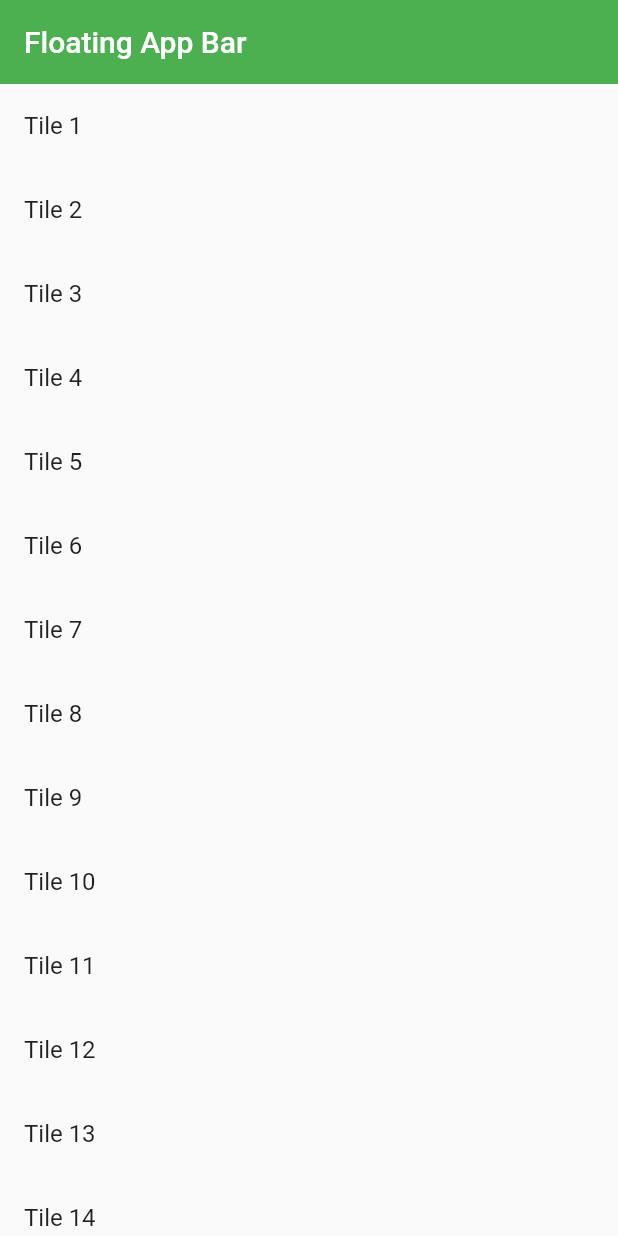
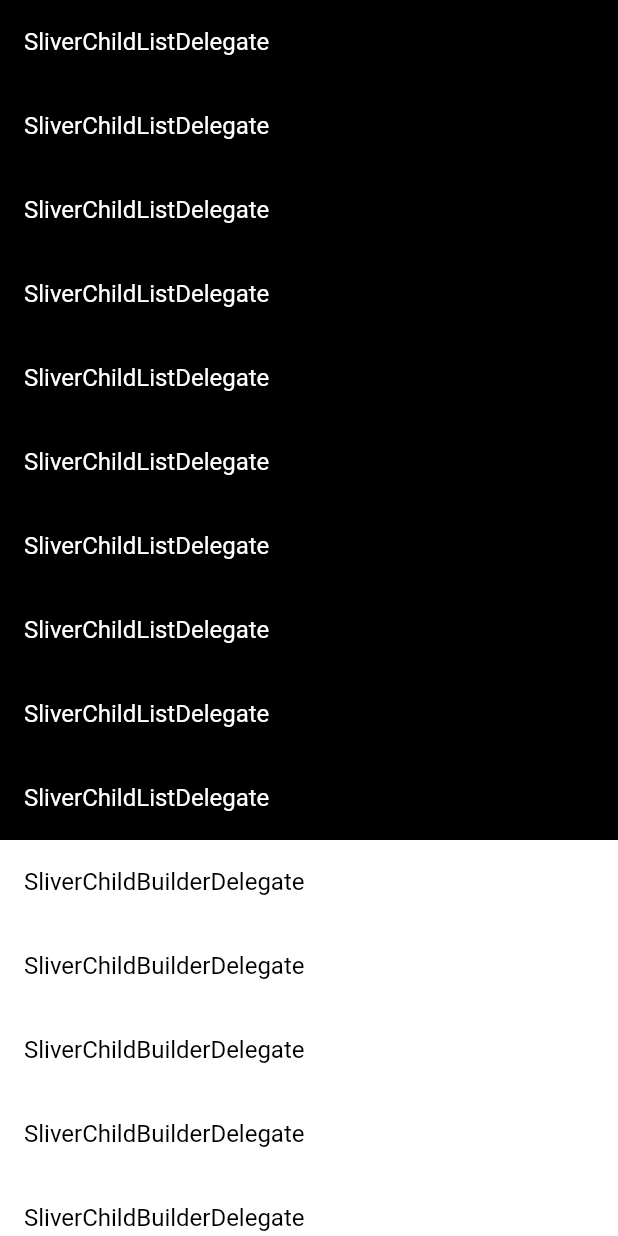
Before and after one commit to TheUltimateOptimist/Widgets, a Flutter app: the screen it shows after launch, on a phone screen of 412 x 824 dp. Run offline on Flutter 3.47's test engine with Material 2 defaults, Android fonts, the light colour scheme and no system bars.

Commit message:
added SliverList explanation

```diff
--- a/example_writer/lib/main.dart
+++ b/example_writer/lib/main.dart
@@ -6,6 +6,7 @@ import 'package:example_writer/future_builder_example.dart';
 import 'package:example_writer/opacity_example.dart';
 import 'package:example_writer/pageview_example.dart';
 import 'package:example_writer/sliver_app_bar_example.dart';
+import 'package:example_writer/sliver_list_exampl.dart';
 import 'package:example_writer/table_example.dart';
 import 'package:example_writer/wrap_example.dart';
 import 'package:flutter/material.dart';
@@ -24,7 +25,7 @@ class MyApp extends StatelessWidget {
       theme: ThemeData(
         primarySwatch: Colors.blue,
       ),
-      home: const SliverAppBarExample(),
+      home: const SliverListExample(),
     );
   }
 }
--- /dev/null
+++ b/example_writer/lib/sliver_list_exampl.dart
@@ -0,0 +1,41 @@
+import 'package:flutter/material.dart';
+
+class SliverListExample extends StatelessWidget {
+  const SliverListExample({Key? key}) : super(key: key);
+
+  @override
+  Widget build(BuildContext context) {
+    return Scaffold(
+      body: CustomScrollView(
+        slivers: [
+          SliverList(
+            delegate: SliverChildListDelegate([
+              for (int i = 0; i < 10; i++)
+                const ListTile(
+                  tileColor: Colors.black,
+                  textColor: Colors.white,
+                  title: Text(
+                    "SliverChildListDelegate",
+                  ),
+                ),
+            ]),
+          ),
+          SliverList(
+            delegate: SliverChildBuilderDelegate(
+              (context, index) {
+                return const ListTile(
+                  tileColor: Colors.white,
+                  textColor: Colors.black,
+                  title: Text(
+                    "SliverChildBuilderDelegate",
+                  ),
+                );
+              },
+              childCount: 10,
+            ),
+          )
+        ],
+      ),
+    );
+  }
+}
```
Also changed, not shown: 1 other file.
